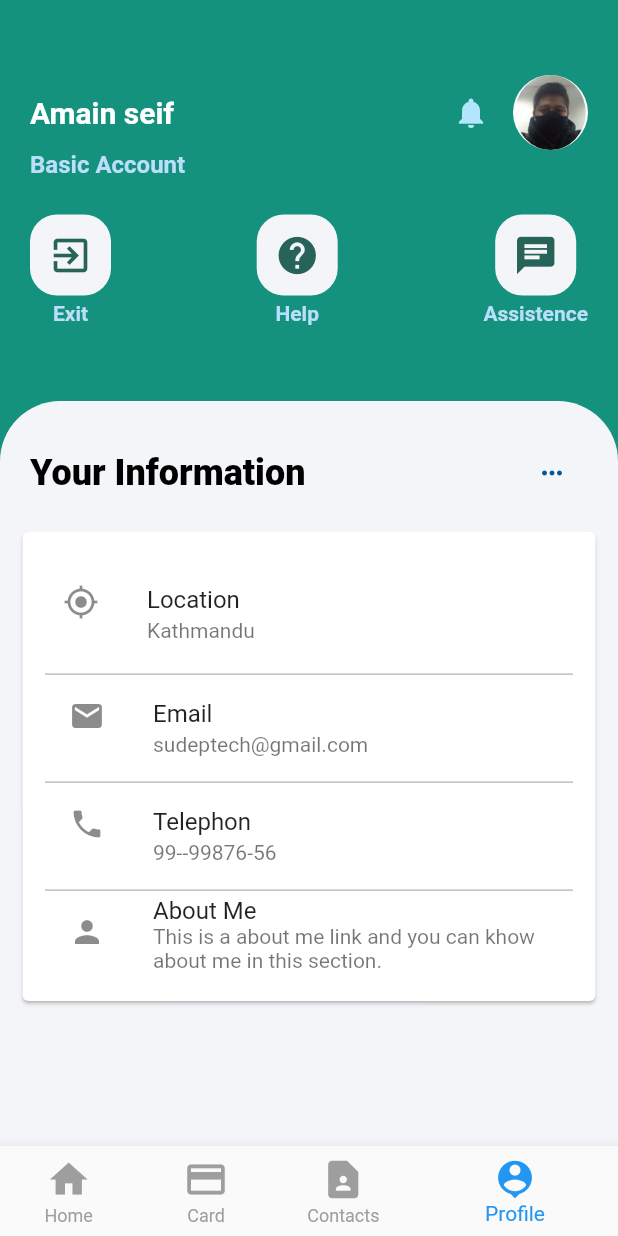
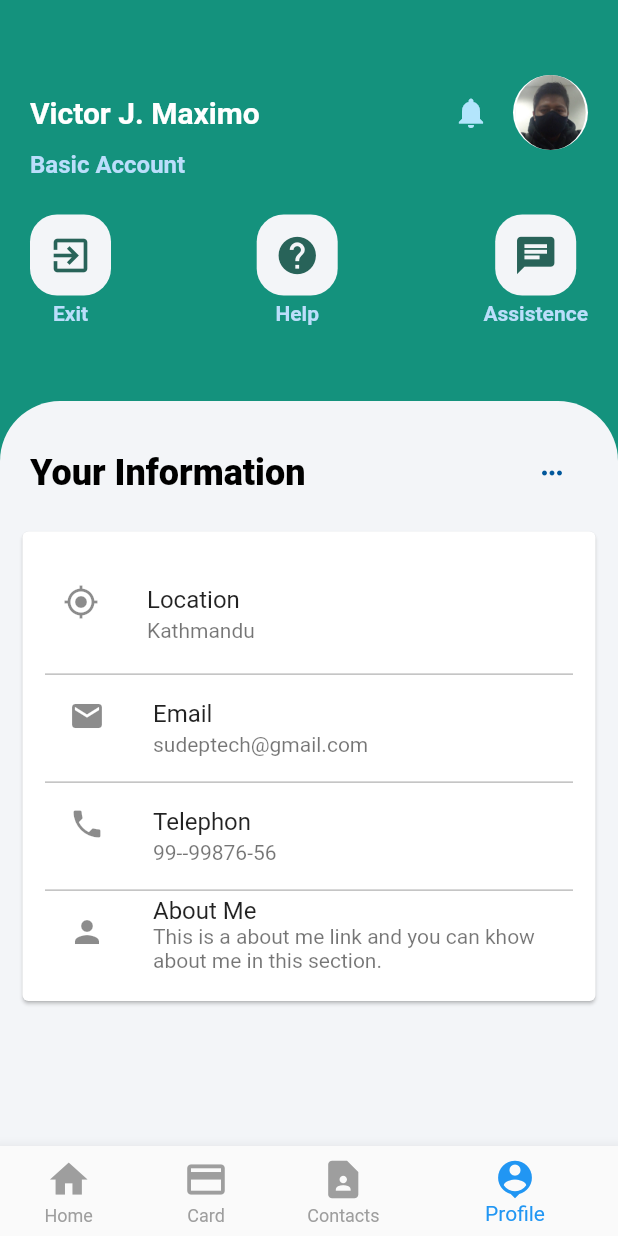
Before and after one commit to ProgrammerAuditore/proyecto-final, a Flutter app: the screen it shows after launch, item 4 of the bottom bar chosen, on a phone screen of 412 x 824 dp. Run offline on Flutter 3.47's test engine with Material 2 defaults, Android fonts, the phone set to English and light mode, and no system bars.

Commit message:
*** dev : Se modifico la pagina Profile

```diff
--- a/lib/pages/Profile/ProfileHeader.dart
+++ b/lib/pages/Profile/ProfileHeader.dart
@@ -16,7 +16,7 @@ class ProfileHeader extends StatelessWidget {
             mainAxisAlignment: MainAxisAlignment.spaceBetween,
             children: <Widget>[
               Text(
-                "\Amain seif",
+                "\Victor J. Maximo",
                 style: TextStyle(
                     color: Colors.white,
                     fontSize: 20,
```
